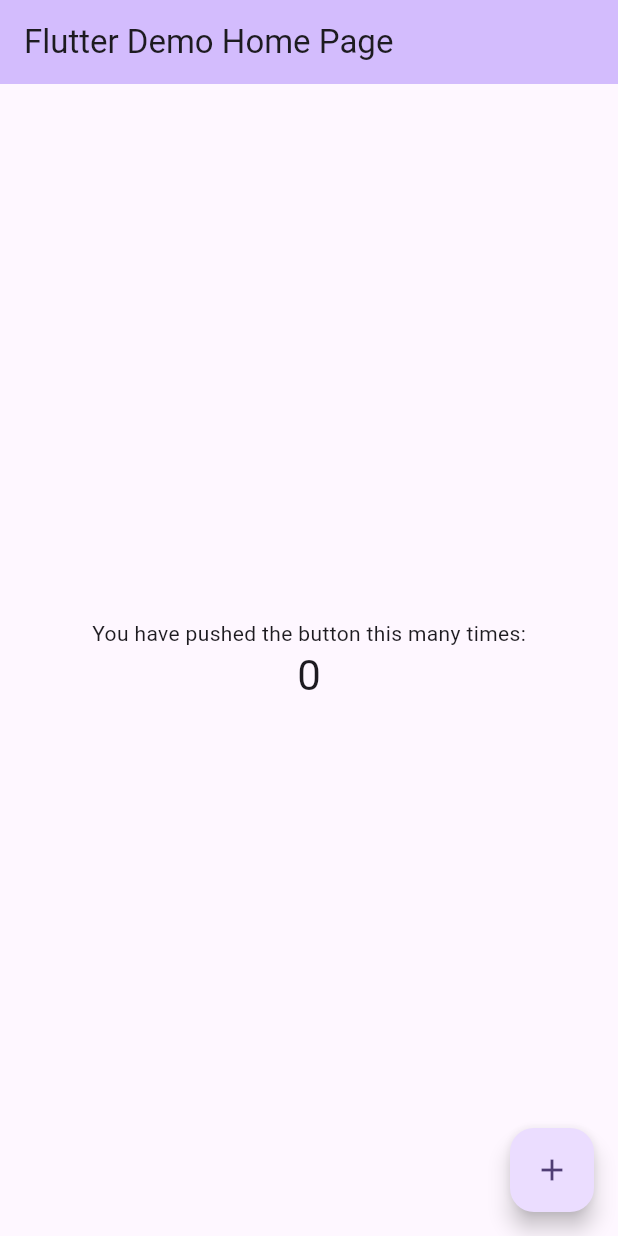
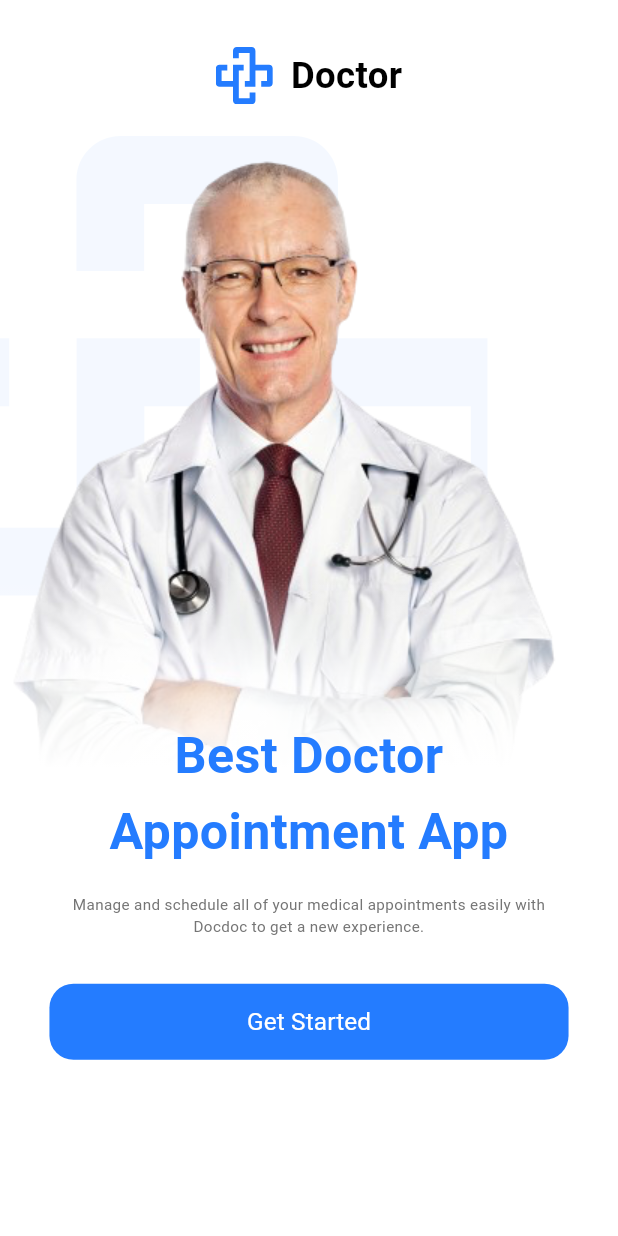
Before and after one commit to polawahba2/doctor_appointments_application, a Flutter app: the screen it shows after launch, on a phone screen of 412 x 824 dp. Run offline on Flutter 3.47's test engine with Material 3 defaults, Android fonts, the phone set to English and light mode, and no system bars; our stand-ins replace flutter_screenutil, flutter_svg.

Commit message:
- Add Images folder to project source and pubspecl.ymal file. - Create Extensions folder for Extensions functions. - Create ImageManager class. - Create AppRouter class. - Create TextStyles class. - Create AppColors class. - Finishing onBoarding screen. - Create empty LoginScreen.

```diff
--- /dev/null
+++ b/devtools_options.yaml
@@ -0,0 +1 @@
+extensions:
--- /dev/null
+++ b/lib/core/helpers/extenssions.dart
@@ -0,0 +1,20 @@
+import 'package:flutter/material.dart';
+
+extension Navigation on BuildContext {
+  Future<dynamic> pushNamed(String routeName, {Object? arguments}) {
+    return Navigator.of(this).pushNamed(routeName, arguments: arguments);
+  }
+
+  Future<dynamic> pushReplacementNamed(String routeName, {Object? arguments}) {
+    return Navigator.of(this)
+        .pushReplacementNamed(routeName, arguments: arguments);
+  }
+
+  Future<dynamic> pushNamedAndRemoveUntil(String routeName,
+      {Object? arguments, required RoutePredicate predicate}) {
+    return Navigator.of(this)
+        .pushNamedAndRemoveUntil(routeName, predicate, arguments: arguments);
+  }
+
+  void pop() => Navigator.of(this).pop();
+}
--- /dev/null
+++ b/lib/core/images_manager/images_manager.dart
@@ -0,0 +1,5 @@
+class ImagesManager {
+  static String docLogo = 'assets/svgs/doc_logo.svg';
+  static String docLogoLowObacity = 'assets/svgs/doc_logo_low_opacity.svg';
+  static String onBoardingDoctor = 'assets/images/onboarding_doctor.jpg';
+}
--- /dev/null
+++ b/lib/core/routing/app_router.dart
@@ -0,0 +1,25 @@
+import 'package:doctor_appointments_application/core/routing/app_routes.dart';
+import 'package:doctor_appointments_application/features/login/ui/screens/login_screen.dart';
+import 'package:doctor_appointments_application/features/onboarding/ui/screens/onboarding_screen.dart';
+import 'package:flutter/material.dart';
+
+class AppRouter {
+  Route generateRoute(RouteSettings settings) {
+    switch (settings.name) {
+      case AppRoutes.onBoardingScreen:
+        return MaterialPageRoute(builder: (_) => const OnboardingScreen());
+      case AppRoutes.loginScreen:
+        return MaterialPageRoute(builder: (_) => const LoginScreen());
+      default:
+        return MaterialPageRoute(
+          builder: (_) {
+            return Scaffold(
+              body: Center(
+                child: Text('No route defient for ${settings.name}'),
+              ),
+            );
+          },
+        );
+    }
+  }
+}
--- /dev/null
+++ b/lib/core/routing/app_routes.dart
@@ -0,0 +1,4 @@
+class AppRoutes {
+  static const String onBoardingScreen = '/onBoardingScreen';
+  static const String loginScreen = '/loginScreen';
+}
--- /dev/null
+++ b/lib/core/theming/app_colors.dart
@@ -0,0 +1,7 @@
+import 'package:flutter/material.dart';
+
+class AppColors {
+  static const Color mainBlue = Color(0xFF247CFF);
+  static const Color mainGrey = Color(0xFF757575);
+  static const Color white = Colors.white;
+}
--- /dev/null
+++ b/lib/core/theming/text_styles.dart
@@ -0,0 +1,26 @@
+import 'package:doctor_appointments_application/core/theming/app_colors.dart';
+import 'package:flutter/material.dart';
+import 'package:flutter_screenutil/flutter_screenutil.dart';
+
+class TextStyles {
+  static final TextStyle font24Black700Weight = TextStyle(
+    fontSize: 24.sp,
+    fontWeight: FontWeight.w700,
+    color: Colors.black,
+  );
+  static final TextStyle font33BlueBlod = TextStyle(
+    fontSize: 33.sp,
+    fontWeight: FontWeight.bold,
+    color: AppColors.mainBlue,
+  );
+  static final TextStyle font10GreyReqular = TextStyle(
+    fontSize: 10.sp,
+    fontWeight: FontWeight.normal,
+    color: AppColors.mainGrey,
+  );
+  static final TextStyle font16WhtiteSemiBold = TextStyle(
+    fontSize: 16.sp,
+    fontWeight: FontWeight.normal,
+    color: AppColors.white,
+  );
+}
--- /dev/null
+++ b/lib/doc_app.dart
@@ -0,0 +1,30 @@
+import 'package:doctor_appointments_application/core/routing/app_router.dart';
+import 'package:doctor_appointments_application/core/routing/app_routes.dart';
+import 'package:doctor_appointments_application/core/theming/app_colors.dart';
+import 'package:flutter_screenutil/flutter_screenutil.dart';
+import 'package:flutter/material.dart';
+
+class DocApp extends StatelessWidget {
+  final AppRouter appRouter;
+  const DocApp({super.key, required this.appRouter});
+
+  @override
+  Widget build(BuildContext context) {
+    return ScreenUtilInit(
+      designSize: const Size(375, 812),
+      minTextAdapt: true, //adapt text
+      splitScreenMode: true,
+      // Use builder only if you need to use library outside ScreenUtilInit context
+
+      child: MaterialApp(
+        debugShowCheckedModeBanner: false,
+        initialRoute: AppRoutes.onBoardingScreen,
+        theme: ThemeData(
+          primaryColor: AppColors.mainBlue,
+          scaffoldBackgroundColor: Colors.white,
+        ),
+        onGenerateRoute: appRouter.generateRoute,
+      ),
+    );
+  }
+}
--- /dev/null
+++ b/lib/features/login/ui/screens/login_screen.dart
@@ -0,0 +1,14 @@
+import 'package:flutter/material.dart';
+
+class LoginScreen extends StatelessWidget {
+  const LoginScreen({super.key});
+
+  @override
+  Widget build(BuildContext context) {
+    return const Scaffold(
+      body: Center(
+        child: Text('login'),
+      ),
+    );
+  }
+}
--- /dev/null
+++ b/lib/features/onboarding/ui/screens/onboarding_screen.dart
@@ -0,0 +1,34 @@
+import 'package:doctor_appointments_application/features/onboarding/ui/widgets/doc_image_and_text.dart';
+import 'package:doctor_appointments_application/features/onboarding/ui/widgets/doc_logo_and_name.dart';
+import 'package:doctor_appointments_application/features/onboarding/ui/widgets/get_started_button.dart';
+import 'package:flutter/material.dart';
+import 'package:flutter_screenutil/flutter_screenutil.dart';
+
+class OnboardingScreen extends StatelessWidget {
+  const OnboardingScreen({super.key});
+
+  @override
+  Widget build(BuildContext context) {
+    return Scaffold(
+      body: SafeArea(
+        child: Padding(
+          padding: EdgeInsets.only(top: 30.h),
+          child: SingleChildScrollView(
+            child: Column(
+              mainAxisAlignment: MainAxisAlignment.center,
+              children: [
+                const DocLogoAndName(),
+                SizedBox(
+                  height: 20.h,
+                ),
+                const DocImageAndText(),
+                SizedBox(height: 30.h),
+                const GetStartedButton(),
+              ],
+            ),
+          ),
+        ),
+      ),
+    );
+  }
+}
--- /dev/null
+++ b/lib/features/onboarding/ui/widgets/doc_image_and_text.dart
@@ -0,0 +1,63 @@
+import 'package:doctor_appointments_application/core/images_manager/images_manager.dart';
+import 'package:doctor_appointments_application/core/theming/text_styles.dart';
+import 'package:flutter/material.dart';
+import 'package:flutter_screenutil/flutter_screenutil.dart';
+import 'package:flutter_svg/flutter_svg.dart';
+
+class DocImageAndText extends StatelessWidget {
+  const DocImageAndText({super.key});
+
+  @override
+  Widget build(BuildContext context) {
+    return SizedBox(
+      height: ScreenUtil().screenHeight * 0.65,
+      child: Stack(
+        children: [
+          Positioned(
+            left: -50,
+            child: SvgPicture.asset(
+              ImagesManager.docLogoLowObacity,
+            ),
+          ),
+          Container(
+            foregroundDecoration: BoxDecoration(
+              gradient: LinearGradient(
+                colors: [
+                  Colors.white,
+                  Colors.white.withOpacity(0.0),
+                ],
+                begin: Alignment.bottomCenter,
+                end: Alignment.topCenter,
+                stops: const [0.14, 0.4],
+              ),
+            ),
+            child: Image.asset(
+              ImagesManager.onBoardingDoctor,
+            ),
+          ),
+          Padding(
+            padding: EdgeInsets.symmetric(horizontal: 43.w),
+            child: Column(
+              mainAxisAlignment: MainAxisAlignment.end,
+              children: [
+                Text(
+                  'Best Doctor\nAppointment App',
+                  textAlign: TextAlign.center,
+                  style: TextStyles.font33BlueBlod.copyWith(height: 1.5.h),
+                ),
+                SizedBox(
+                  height: 15.h,
+                ),
+                Text(
+                  'Manage and schedule all of your medical appointments easily with Docdoc to get a new experience.',
+                  textAlign: TextAlign.center,
+                  style: TextStyles.font10GreyReqular,
+                ),
+              ],
+            ),
+          ),
+        ],
+      ),
+    );
+  }
+}
--- /dev/null
+++ b/lib/features/onboarding/ui/widgets/doc_logo_and_name.dart
@@ -0,0 +1,28 @@
+import 'package:doctor_appointments_application/core/images_manager/images_manager.dart';
+import 'package:doctor_appointments_application/core/theming/text_styles.dart';
+import 'package:flutter/material.dart';
+import 'package:flutter_screenutil/flutter_screenutil.dart';
+import 'package:flutter_svg/flutter_svg.dart';
+
+class DocLogoAndName extends StatelessWidget {
+  const DocLogoAndName({super.key});
+
+  @override
+  Widget build(BuildContext context) {
+    return Row(
+      mainAxisAlignment: MainAxisAlignment.center,
+      children: [
+        SvgPicture.asset(
+          ImagesManager.docLogo,
+        ),
+        SizedBox(
+          width: 10.w,
+        ),
+        Text(
+          'Doctor',
+          style: TextStyles.font24Black700Weight,
+        ),
+      ],
+    );
+  }
+}
--- /dev/null
+++ b/lib/features/onboarding/ui/widgets/get_started_button.dart
@@ -0,0 +1,37 @@
+import 'package:doctor_appointments_application/core/helpers/extenssions.dart';
+import 'package:doctor_appointments_application/core/routing/app_routes.dart';
+import 'package:doctor_appointments_application/core/theming/app_colors.dart';
+import 'package:doctor_appointments_application/core/theming/text_styles.dart';
+import 'package:flutter/material.dart';
+import 'package:flutter_screenutil/flutter_screenutil.dart';
+
+class GetStartedButton extends StatelessWidget {
+  const GetStartedButton({super.key});
+
+  @override
+  Widget build(BuildContext context) {
+    return Padding(
+      padding: EdgeInsets.symmetric(horizontal: 30.w),
+      child: TextButton(
+        onPressed: () {
+          context.pushNamed(AppRoutes.loginScreen);
+        },
+        style: ButtonStyle(
+          backgroundColor: MaterialStateProperty.all(
+            AppColors.mainBlue,
+          ),
+          tapTargetSize: MaterialTapTargetSize.shrinkWrap,
+          minimumSize: MaterialStateProperty.all(
+            Size(double.infinity, 50.h),
+          ),
+          shape: MaterialStateProperty.all(
+            RoundedRectangleBorder(
+              borderRadius: BorderRadius.circular(16),
+            ),
+          ),
+        ),
+        child: Text('Get Started', style: TextStyles.font16WhtiteSemiBold),
+      ),
+    );
+  }
+}
--- a/lib/main.dart
+++ b/lib/main.dart
@@ -1,125 +1,11 @@
+import 'package:doctor_appointments_application/core/routing/app_router.dart';
+import 'package:doctor_appointments_application/doc_app.dart';
 import 'package:flutter/material.dart';
 
 void main() {
-  runApp(const MyApp());
+  runApp(
+    DocApp(
+      appRouter: AppRouter(),
+    ),
+  );
 }
-
-class MyApp extends StatelessWidget {
-  const MyApp({super.key});
-
-  // This widget is the root of your application.
-  @override
-  Widget build(BuildContext context) {
-    return MaterialApp(
-      title: 'Flutter Demo',
-      theme: ThemeData(
-        // This is the theme of your application.
-        //
-        // TRY THIS: Try running your application with "flutter run". You'll see
-        // the application has a purple toolbar. Then, without quitting the app,
-        // try changing the seedColor in the colorScheme below to Colors.green
-        // and then invoke "hot reload" (save your changes or press the "hot
-        // reload" button in a Flutter-supported IDE, or press "r" if you used
-        // the command line to start the app).
-        //
-        // Notice that the counter didn't reset back to zero; the application
-        // state is not lost during the reload. To reset the state, use hot
-        // restart instead.
-        //
-        // This works for code too, not just values: Most code changes can be
-        // tested with just a hot reload.
-        colorScheme: ColorScheme.fromSeed(seedColor: Colors.deepPurple),
-        useMaterial3: true,
-      ),
-      home: const MyHomePage(title: 'Flutter Demo Home Page'),
-    );
-  }
-}
-
-class MyHomePage extends StatefulWidget {
-  const MyHomePage({super.key, required this.title});
-
-  // This widget is the home page of your application. It is stateful, meaning
-  // that it has a State object (defined below) that contains fields that affect
-  // how it looks.
-
-  // This class is the configuration for the state. It holds the values (in this
-  // case the title) provided by the parent (in this case the App widget) and
-  // used by the build method of the State. Fields in a Widget subclass are
-  // always marked "final".
-
-  final String title;
-
-  @override
-  State<MyHomePage> createState() => _MyHomePageState();
-}
-
-class _MyHomePageState extends State<MyHomePage> {
-  int _counter = 0;
-
-  void _incrementCounter() {
-    setState(() {
-      // This call to setState tells the Flutter framework that something has
-      // changed in this State, which causes it to rerun the build method below
-      // so that the display can reflect the updated values. If we changed
-      // _counter without calling setState(), then the build method would not be
-      // called again, and so nothing would appear to happen.
-      _counter++;
-    });
-  }
-
-  @override
-  Widget build(BuildContext context) {
-    // This method is rerun every time setState is called, for instance as done
-    // by the _incrementCounter method above.
-    //
-    // The Flutter framework has been optimized to make rerunning build methods
-    // fast, so that you can just rebuild anything that needs updating rather
-    // than having to individually change instances of widgets.
-    return Scaffold(
-      appBar: AppBar(
-        // TRY THIS: Try changing the color here to a specific color (to
-        // Colors.amber, perhaps?) and trigger a hot reload to see the AppBar
-        // change color while the other colors stay the same.
-        backgroundColor: Theme.of(context).colorScheme.inversePrimary,
-        // Here we take the value from the MyHomePage object that was created by
-        // the App.build method, and use it to set our appbar title.
-        title: Text(widget.title),
-      ),
-      body: Center(
-        // Center is a layout widget. It takes a single child and positions it
-        // in the middle of the parent.
-        child: Column(
-          // Column is also a layout widget. It takes a list of children and
-          // arranges them vertically. By default, it sizes itself to fit its
-          // children horizontally, and tries to be as tall as its parent.
-          //
-          // Column has various properties to control how it sizes itself and
-          // how it positions its children. Here we use mainAxisAlignment to
-          // center the children vertically; the main axis here is the vertical
-          // axis because Columns are vertical (the cross axis would be
-          // horizontal).
-          //
-          // TRY THIS: Invoke "debug painting" (choose the "Toggle Debug Paint"
-          // action in the IDE, or press "p" in the console), to see the
-          // wireframe for each widget.
-          mainAxisAlignment: MainAxisAlignment.center,
-          children: <Widget>[
-            const Text(
-              'You have pushed the button this many times:',
-            ),
-            Text(
-              '$_counter',
-              style: Theme.of(context).textTheme.headlineMedium,
-            ),
-          ],
-        ),
-      ),
-      floatingActionButton: FloatingActionButton(
-        onPressed: _incrementCounter,
-        tooltip: 'Increment',
-        child: const Icon(Icons.add),
-      ), // This trailing comma makes auto-formatting nicer for build methods.
-    );
-  }
-}
```
Also changed, not shown: pubspec.yaml (+7 -5 lines), assets/images/onboarding_doctor.jpg (added), assets/svgs/doc_logo.svg (added), assets/svgs/doc_logo_low_opacity.svg (added), pubspec.lock, 7 other files.
